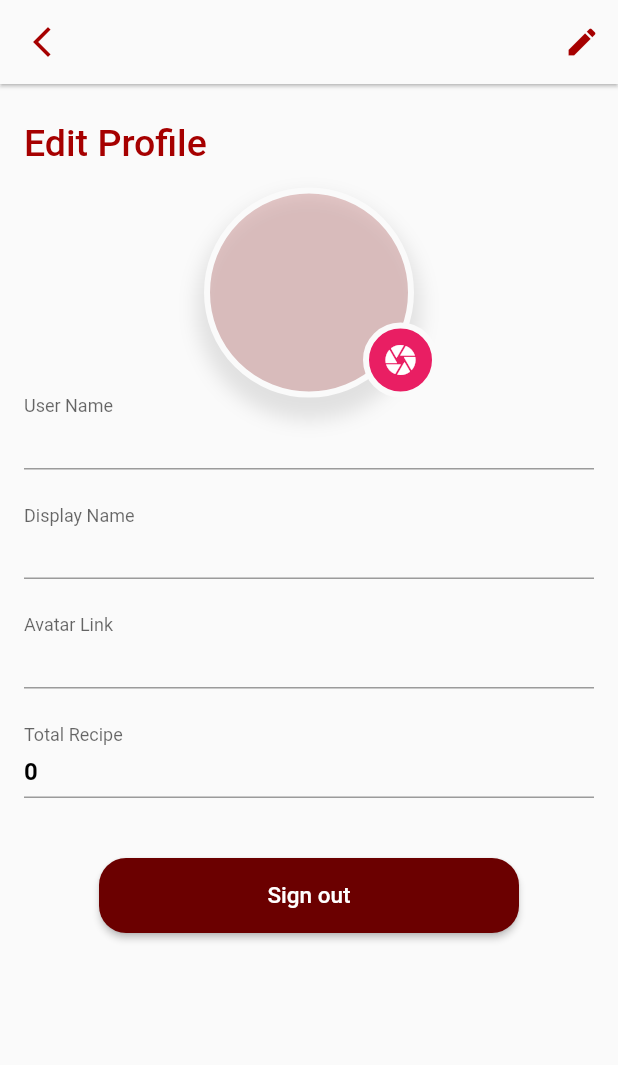
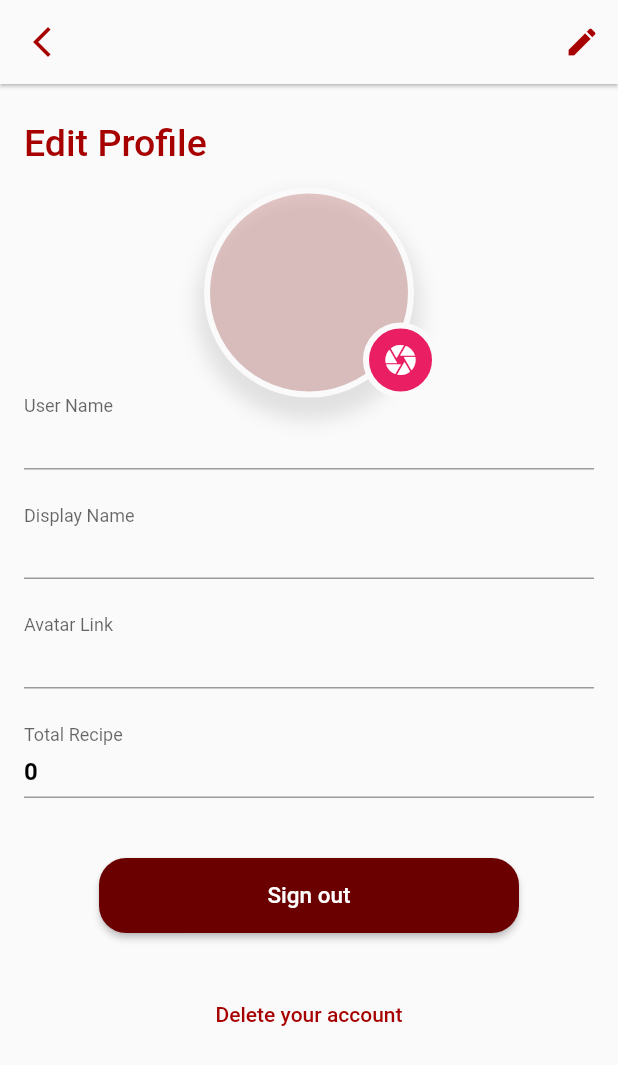
Before and after one commit to PantheraXpoint/Recipe-Forum-App, a Flutter app: the MyProfileScreen screen opened directly with empty values, after a tap on "Chỉnh sửa trang cá nhân", on a phone screen of 412 x 824 dp. Shown: the top 1065 px of the screen. Run offline on Flutter 3.47's test engine with Material 2 defaults, Android fonts, the phone set to English and light mode, and no system bars; our stand-ins replace file_picker, flutter_secure_storage, googleapis_auth, image_picker, smooth_star_rating; missing offline and left inert: googleapis; accounts and stored records are empty; network calls fail; statements that could not run were skipped.

Commit message:
add button

```diff
--- a/flutter_application_1/lib/apis.dart
+++ b/flutter_application_1/lib/apis.dart
@@ -104,6 +104,7 @@ class APIs {
     final response =
         await http.delete(Uri.http(BASE_URL, "/recipe-detail/$id"));
     updateCookie(response);
+    print(response.body);
     return response.statusCode;
   }
 
--- a/flutter_application_1/lib/model/Recipe.dart
+++ b/flutter_application_1/lib/model/Recipe.dart
@@ -20,7 +20,7 @@ class Recipe {
   final String description;
 
   Recipe(
-      {@required this.id,
+      {this.id,
       @required this.title,
       @required this.totalPrepTime,
       @required this.difficulty,
--- a/flutter_application_1/lib/screens/edit_profile_screen.dart
+++ b/flutter_application_1/lib/screens/edit_profile_screen.dart
@@ -203,6 +203,14 @@ class _EditProfileScreenState extends State<EditProfileScreen> {
                         style: TextStyle(color: Colors.white, fontSize: 15),
                       )),
                 ),
+                SizedBox(height: 30),
+                MaterialButton(
+                  onPressed: () {},
+                  child: Text(
+                    "Delete your account",
+                    style: TextStyle(color: kText, fontSize: 14),
+                  ),
+                )
               ],
             ),
           ),
--- a/flutter_application_1/lib/screens/myprofile_screen.dart
+++ b/flutter_application_1/lib/screens/myprofile_screen.dart
@@ -265,7 +265,7 @@ class _MyProfileScreenState extends State<MyProfileScreen> {
                                                       element.id == value)),
                                           canDelete: true,
                                           recipeList: list,
-                                          scale: 0.9,
+                                          scale: 0.85,
                                         ),
                                 )
                               ],
```
Also changed, not shown: 2 other files.
